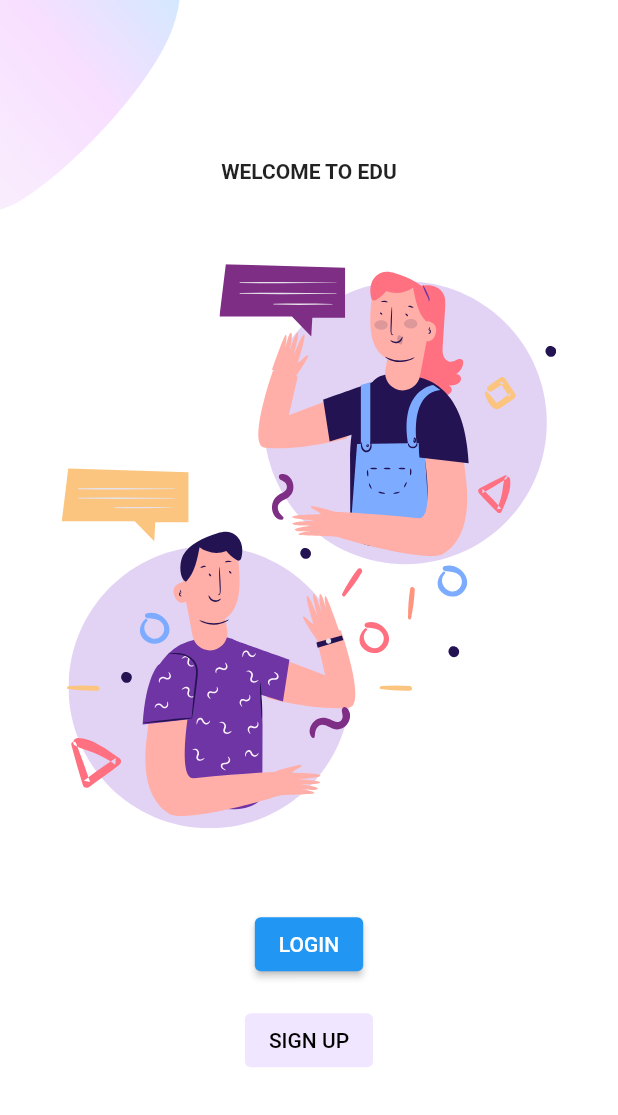
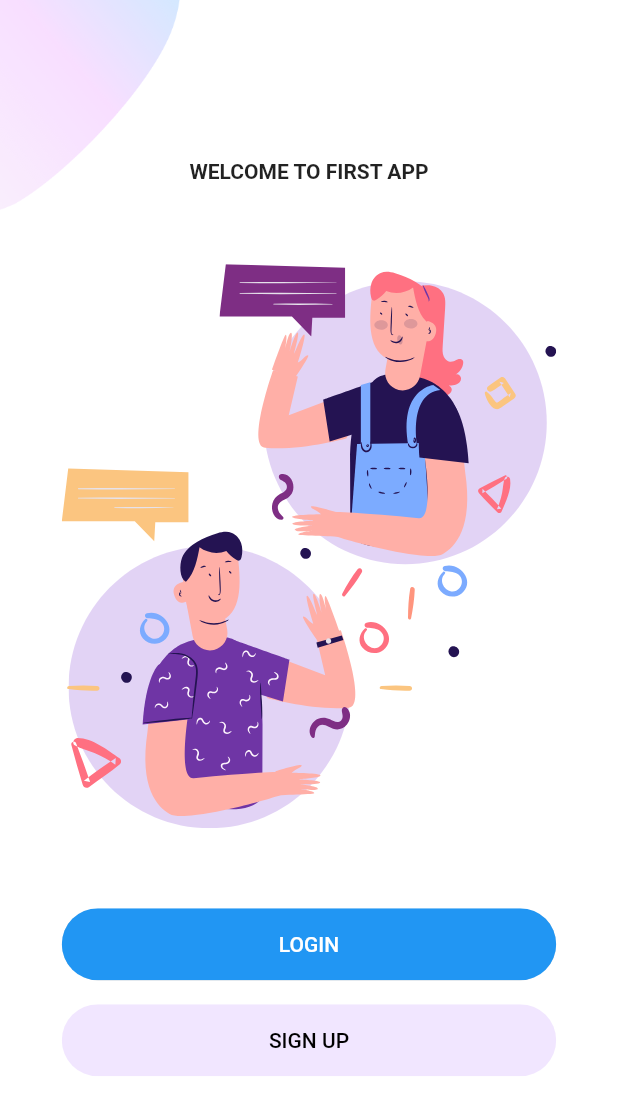
Before and after one commit to NguyenHai1449/flutter_first_app, a Flutter app: the screen it shows after launch, on a phone screen of 412 x 824 dp. Shown: the top 1115 px of the screen. Run offline on Flutter 3.47's test engine with Material 2 defaults, Android fonts, the phone set to English and light mode, and no system bars; our stand-ins replace flutter_svg.

Commit message:
add welcome screen

```diff
--- a/lib/Screens/Welcome/components/login_signup_btn.dart
+++ b/lib/Screens/Welcome/components/login_signup_btn.dart
@@ -11,10 +11,15 @@ class LoginAndSignupBtn extends StatelessWidget {
 
   @override
   Widget build(BuildContext context) {
+    Size size = MediaQuery.of(context).size;
     return Column(
       children: [
         Hero(
           tag: "login_btn",
+          child: SizedBox(
+            width: size.width,
+            child: ClipRRect(
+              borderRadius: BorderRadius.circular(29),
               child: ElevatedButton(
                 onPressed: () {
                   Navigator.push(
@@ -26,13 +31,23 @@ class LoginAndSignupBtn extends StatelessWidget {
                     ),
                   );
                 },
+                child: Padding(
+                  padding:
+                      const EdgeInsets.symmetric(vertical: 16, horizontal: 40),
                   child: Text(
                     "Login".toUpperCase(),
                   ),
                 ),
               ),
+            ),
+          ),
+        ),
         const SizedBox(height: 16),
-        ElevatedButton(
+        SizedBox(
+          width: size.width,
+          child: ClipRRect(
+            borderRadius: BorderRadius.circular(29),
+            child: ElevatedButton(
               onPressed: () {
                 Navigator.push(
                   context,
@@ -45,9 +60,15 @@ class LoginAndSignupBtn extends StatelessWidget {
               },
               style: ElevatedButton.styleFrom(
                   backgroundColor: kPrimaryLightColor, elevation: 0),
+              child: Padding(
+                padding:
+                    const EdgeInsets.symmetric(vertical: 16, horizontal: 40),
                 child: Text(
                   "Sign Up".toUpperCase(),
                   style: const TextStyle(color: Colors.black),
+                ),
+              ),
+            ),
           ),
         ),
       ],
--- a/lib/Screens/Welcome/components/welcome_image.dart
+++ b/lib/Screens/Welcome/components/welcome_image.dart
@@ -13,7 +13,7 @@ class WelcomeImage extends StatelessWidget {
     return Column(
       children: [
         const Text(
-          "WELCOME TO EDU",
+          "WELCOME TO FIRST APP",
           style: TextStyle(fontWeight: FontWeight.bold),
         ),
         const SizedBox(height: defaultPadding * 2),
```
Lines whose indentation alone changed are shown as unchanged.
